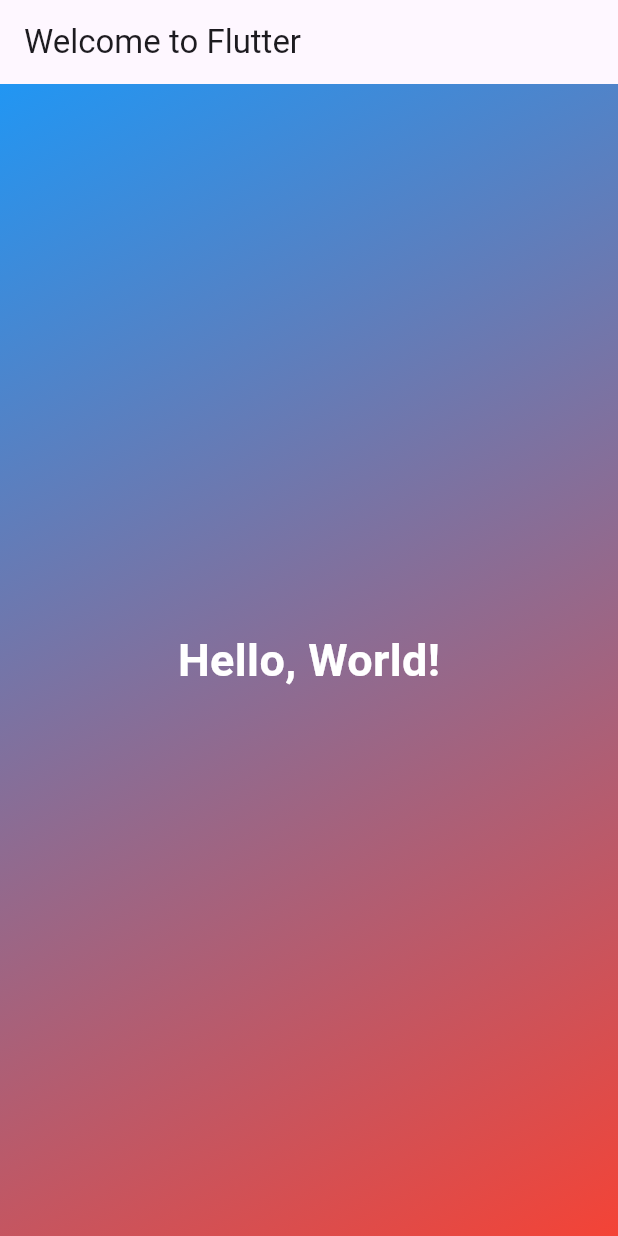
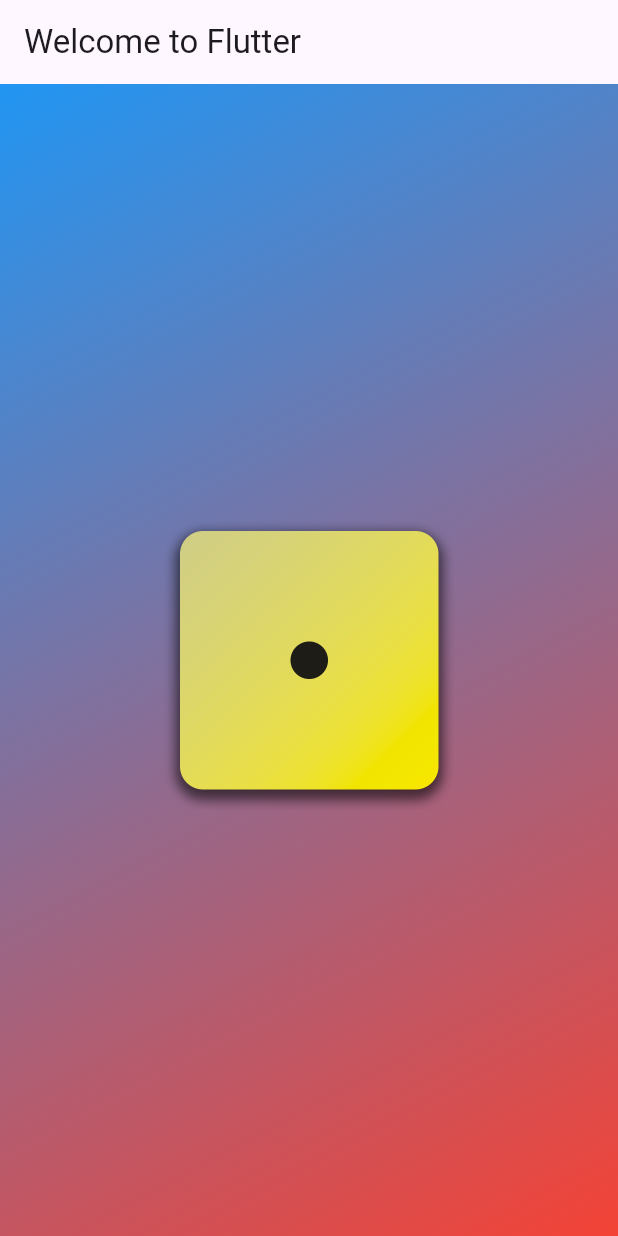
Before and after one commit to Hosung-Ahn/flutter-practice, a Flutter app: the screen it shows after launch, on a phone screen of 412 x 824 dp. Run offline on Flutter 3.47's test engine with Material 3 defaults, Android fonts, the phone set to English and light mode, and no system bars.

Commit message:
image 업로드

```diff
--- a/first_app/lib/home_page.dart
+++ b/first_app/lib/home_page.dart
@@ -11,18 +11,13 @@ class MyHomePage extends StatelessWidget {
       appBar: AppBar(
         title: const Text('Welcome to Flutter'),
       ),
-      body: const CustomLinearGradient(
+      body: CustomLinearGradient(
         colors: [
           Colors.blue,
           Colors.red,
         ],
         child: Center(
-          child: CustomText(
-            text: 'Hello, World!',
-            size: 30,
-            color: Colors.white,
-            weight: FontWeight.bold,
-          ),
+          child: Image.asset('assets/images/dice-1.png', width: 200),
         ),
       ),
     );
--- a/first_app/pubspec.yaml
+++ b/first_app/pubspec.yaml
@@ -59,9 +59,8 @@ flutter:
   uses-material-design: true
 
   # To add assets to your application, add an assets section, like this:
-  # assets:
-  #   - images/a_dot_burr.jpeg
-  #   - images/a_dot_ham.jpeg
+  assets:
+    - assets/images/
 
   # An image asset can refer to one or more resolution-specific "variants", see
   # https://flutter.dev/assets-and-images/#resolution-aware
```
Also changed, not shown: first_app/lib/custom_text.dart (+8 -0 lines), first_app/assets/images/dice-1.png (added), first_app/assets/images/dice-2.png (added), first_app/assets/images/dice-3.png (added), first_app/assets/images/dice-4.png (added), first_app/assets/images/dice-5.png (added), first_app/assets/images/dice-6.png (added).
